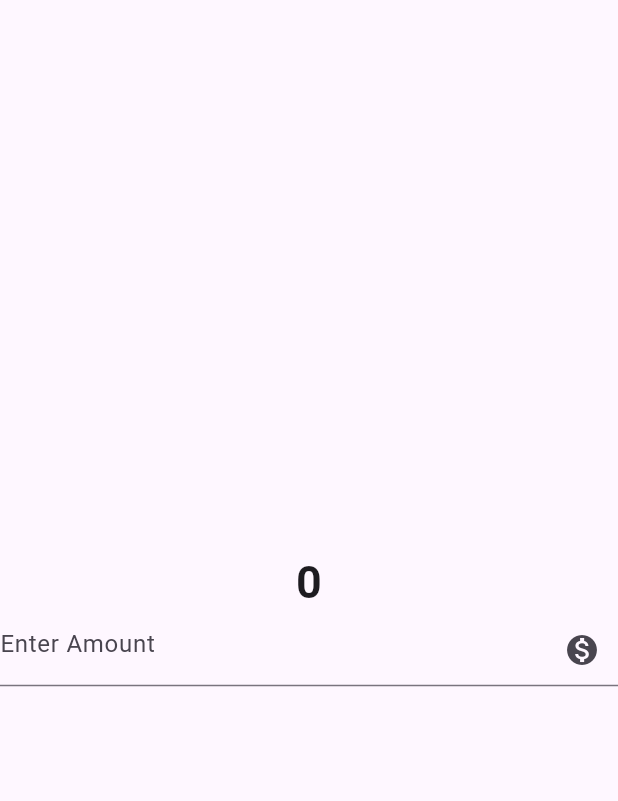
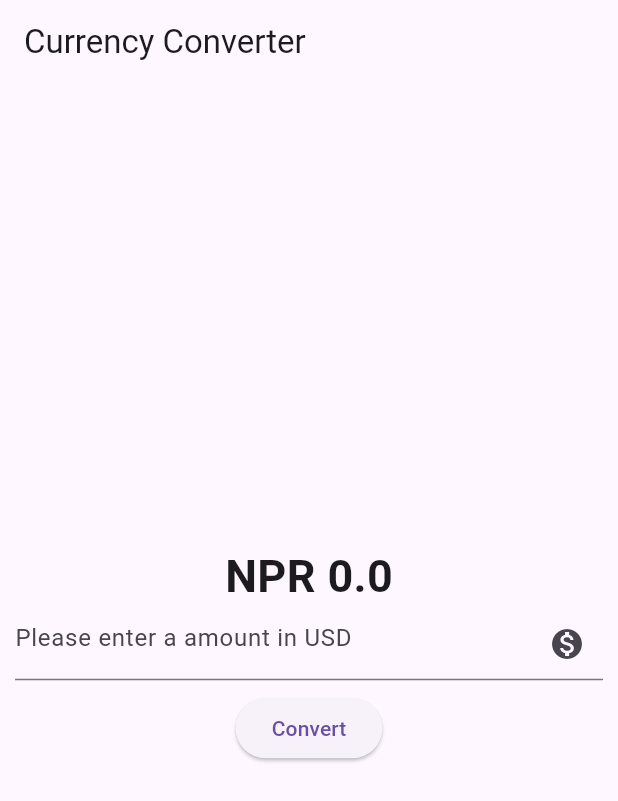
Before and after one commit to bibekparajuli07/Currency_Converter_flutter, a Flutter app: the screen it shows after launch, on a phone screen of 412 x 824 dp. Shown: the top 801 px of the screen. Run offline on Flutter 3.47's test engine with Material 3 defaults, Android fonts, the phone set to English and light mode, and no system bars.

Commit message:
3nd commit

```diff
--- a/lib/curr_converter.dart
+++ b/lib/curr_converter.dart
@@ -1,23 +1,69 @@
 import 'package:flutter/material.dart';
 
-class CurrConverter extends StatelessWidget {
-  const CurrConverter({super.key});
+class CurrencyConverterApp extends StatefulWidget {
+  const CurrencyConverterApp({super.key});
+  @override
+  State<CurrencyConverterApp> createState() => _CurrencyConverterMaterialPage();
+}
+
+class _CurrencyConverterMaterialPage extends State<CurrencyConverterApp> {
+  double result = 0;
+  String errorMessage = "";
   @override
   Widget build(BuildContext context) {
+    print("built");
+
+    final TextEditingController textEditingController = TextEditingController();
     return Scaffold(
+      // scaffold provides structure to the app
+      appBar: AppBar(elevation: 0, title: const Text("Currency Converter")),
       body: Center(
         child: Column(
-          mainAxisAlignment: MainAxisAlignment.center,
+          mainAxisAlignment: MainAxisAlignment
+              .center, // center the column contents  vertically
           children: [
             Text(
-              '0',
-              style: TextStyle(fontSize: 30, fontWeight: FontWeight.bold),
+              "NPR ${result.toString()}", //text to diaplay
+              style: TextStyle(
+                fontSize: 30,
+                fontWeight: FontWeight.bold,
+              ), // styling the text
             ),
-            TextField(
-              keyboardType: TextInputType.number,
-              decoration: InputDecoration(
-                hintText: "Enter Amount",
-                suffixIcon: Icon(Icons.monetization_on),
+            Padding(
+              padding: const EdgeInsets.only(left: 10, right: 10),
+              child: TextField(
+                controller: textEditingController,
+                // keyboard type for num input
+                decoration: InputDecoration(
+                  hintText:
+                      "Please enter a amount in USD", //placeholder text for display
+                  suffixIcon: Icon(Icons.monetization_on), //icon at the end
+                  errorText: errorMessage.isEmpty
+                      ? null
+                      : errorMessage, //error text to display
+                ),
+                keyboardType: const TextInputType.numberWithOptions(
+                  decimal: true,
+                  signed: false,
+                ),
+              ),
+            ),
+            // there are two type of button raised and appear like a text(elevated button)
+            Padding(
+              padding: const EdgeInsets.all(8.0),
+              child: ElevatedButton(
+                onPressed: () {
+                  setState(() {
+                    if (errorMessage.isEmpty) {
+                      errorMessage = "please enter a value";
+                      result = 0;
+                    } else {
+                      errorMessage = "converted";
+                      result = double.parse(textEditingController.text) * 133;
+                    }
+                  });
+                },
+                child: const Text('Convert'),
               ),
             ),
           ],
--- a/lib/main.dart
+++ b/lib/main.dart
@@ -9,6 +9,6 @@ class MyApp extends StatelessWidget {
   const MyApp({super.key});
   @override
   Widget build(BuildContext context) {
-    return MaterialApp(home: CurrConverter());
+    return MaterialApp(home: CurrencyConverterApp());
   }
 }
```
